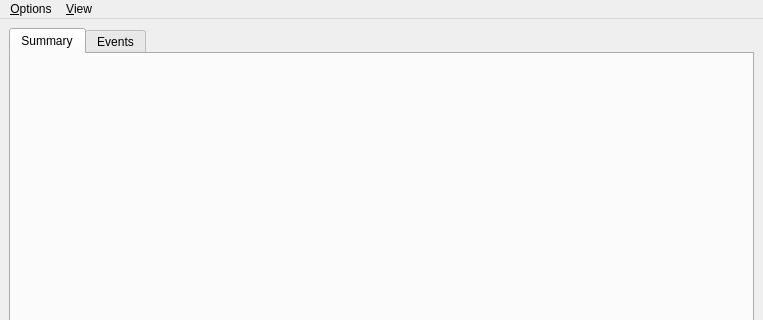
The window that apps/gui-qt/scesv/mainframe.ui (SeisComP/main) describes before a commit, drawn with Qt 5; both pictures show x 0 to 763 and y 0 to 320 of the 763 by 663 pixel window.
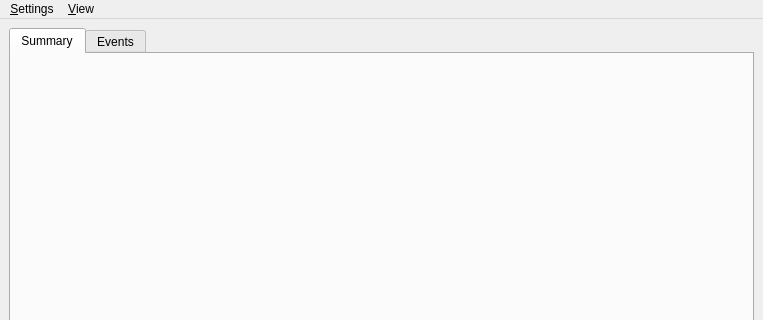
The same window after the commit.

Patch:
```diff
--- a/apps/gui-qt/scesv/mainframe.ui
+++ b/apps/gui-qt/scesv/mainframe.ui
@@ -95,7 +95,7 @@
    </property>
    <widget class="QMenu" name="menuOptions" >
     <property name="title" >
-     <string>&amp;Options</string>
+     <string>&amp;Settings</string>
     </property>
     <addaction name="actionAutoSelect" />
    </widget>
```
